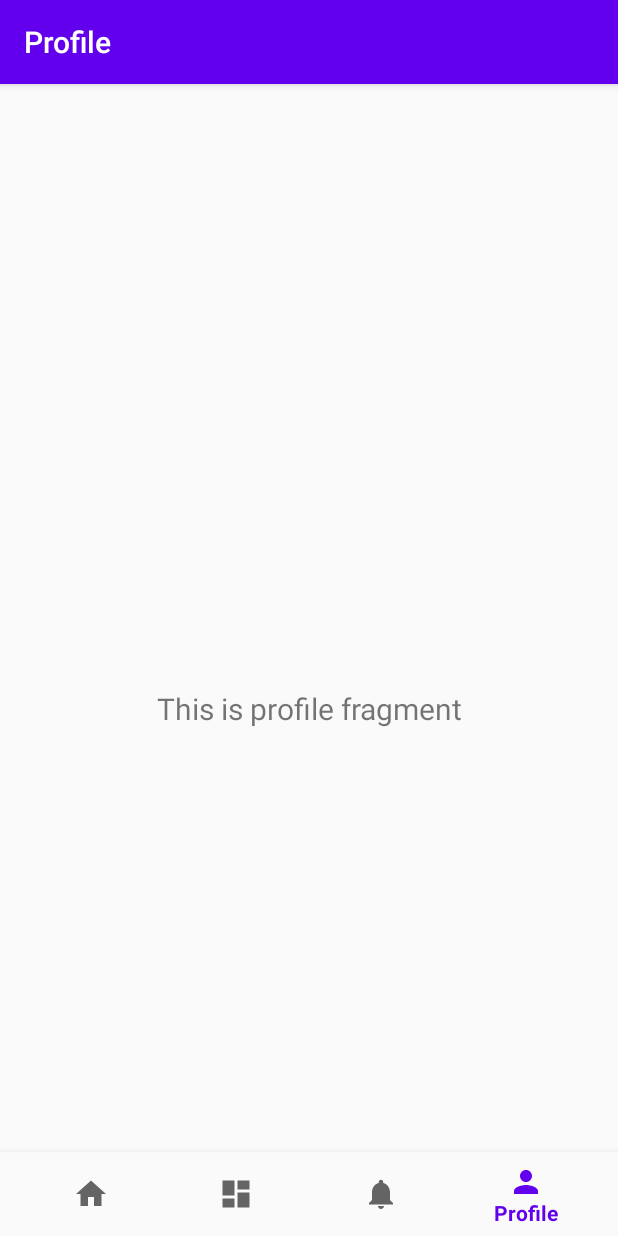
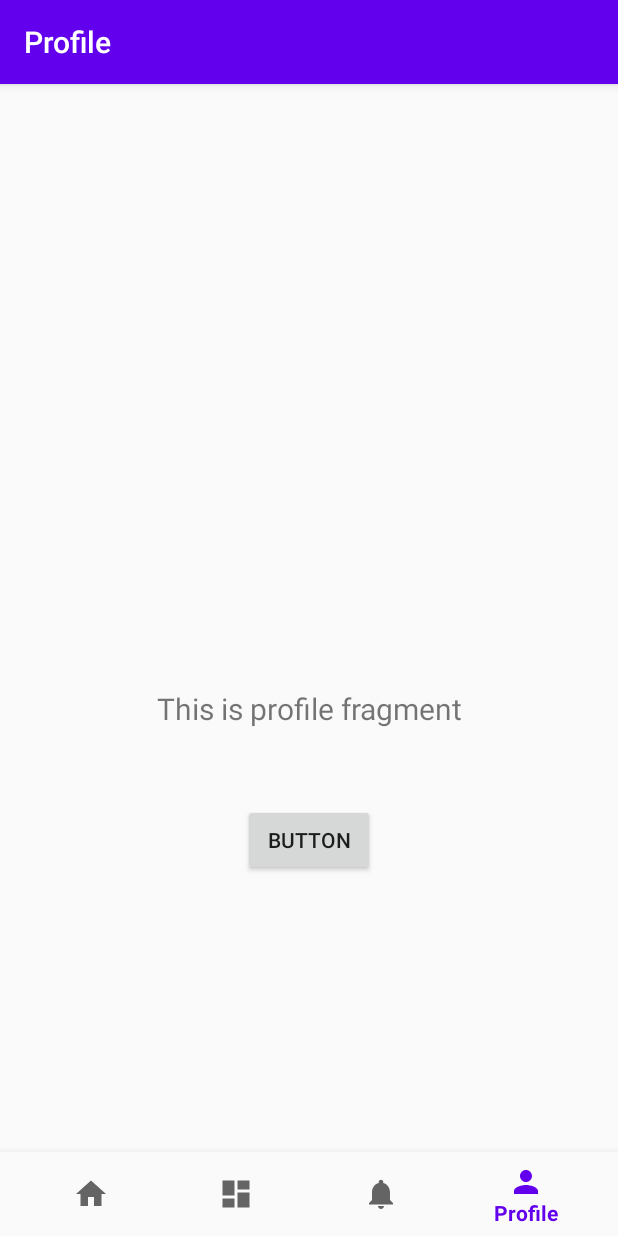
Before and after one commit to Leandro-Thiery/Bookify, an Android app: the ProfileFragment screen opened through its navigation route, on a phone screen of 412 x 824 dp. Run offline under Robolectric (Android 15) with nearby library versions, the phone set to English and light mode, and no system bars; our stand-ins replace navigation-ui.

Commit message:
First Page

```diff
--- a/app/src/main/res/layout/fragment_profile.xml
+++ b/app/src/main/res/layout/fragment_profile.xml
@@ -20,4 +20,14 @@
         app:layout_constraintStart_toStartOf="parent"
         app:layout_constraintTop_toTopOf="parent"
         tools:text="This is the profile" />
+
+    <Button
+        android:id="@+id/button"
+        android:layout_width="wrap_content"
+        android:layout_height="wrap_content"
+        android:layout_marginTop="50dp"
+        android:text="Button"
+        app:layout_constraintEnd_toEndOf="parent"
+        app:layout_constraintStart_toStartOf="parent"
+        app:layout_constraintTop_toBottomOf="@+id/text_profile" />
 </androidx.constraintlayout.widget.ConstraintLayout>
```
Also changed, not shown: app/src/main/res/drawable/ic_baseline_search_24.xml (added, +10 -0 lines).
